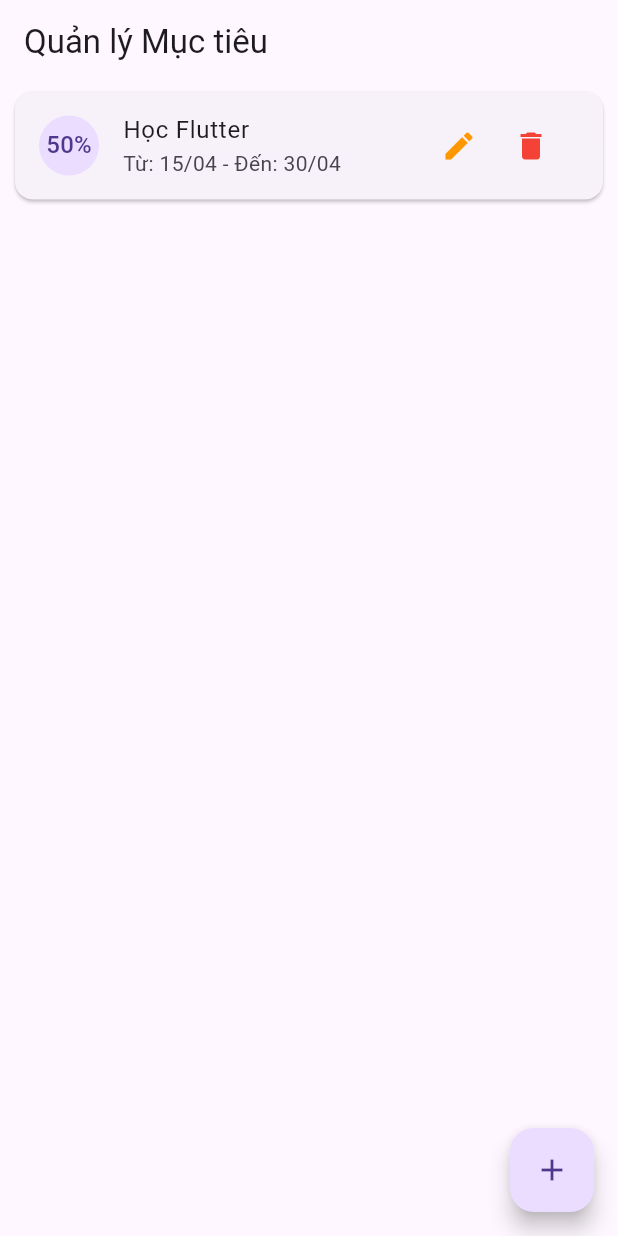
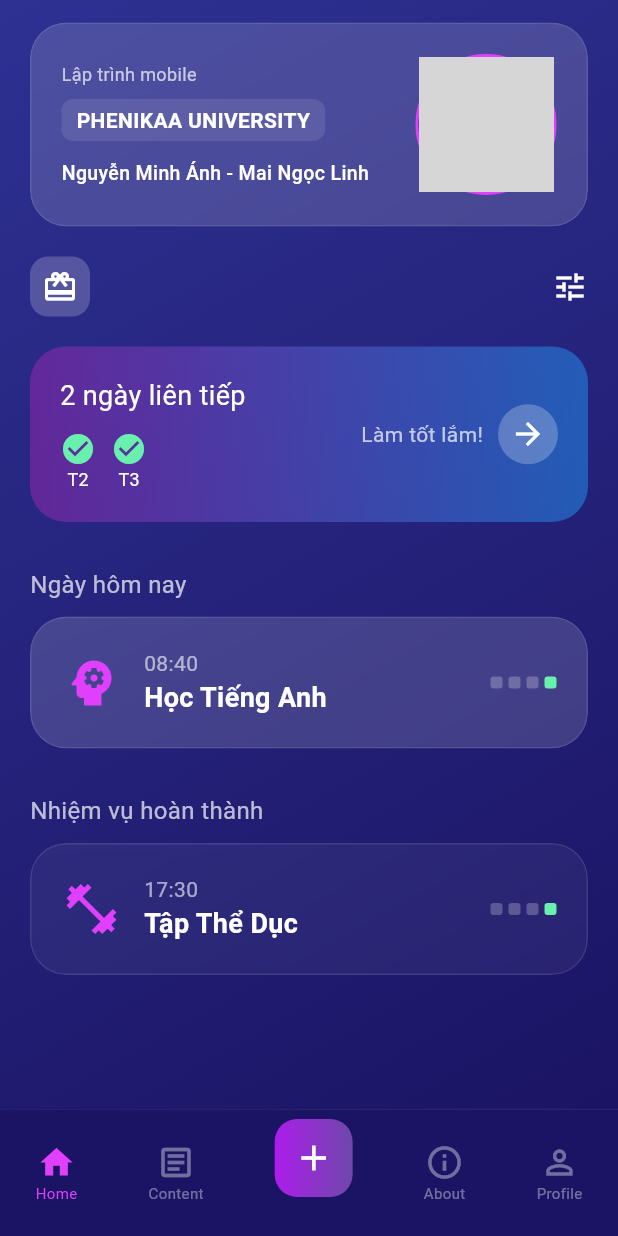
Before and after one commit to NmA3108/GoalFlow_Anh_Linh_N03_1_2026, a Flutter app: the screen it shows after launch, on a phone screen of 412 x 824 dp. Run offline on Flutter 3.47's test engine with Material 3 defaults, Android fonts, the phone set to English and light mode, and no system bars; network calls fail; grey boxes are pictures that could not be loaded.

Commit message:
thuc_hanh_buoi_4

```diff
--- /dev/null
+++ b/myproject/lib/HomePage.dart
@@ -0,0 +1,356 @@
+import 'dart:ui';
+import 'package:flutter/material.dart';
+
+class HomePage extends StatelessWidget {
+  const HomePage({super.key});
+
+  @override
+  Widget build(BuildContext context) {
+    return Scaffold(
+      body: Stack(
+        children: [
+          // 1. Nền Gradient
+          Container(
+            decoration: const BoxDecoration(
+              gradient: LinearGradient(
+                begin: Alignment.topLeft,
+                end: Alignment.bottomRight,
+                colors: [Color(0xFF2E3192), Color(0xFF1B1464)],
+              ),
+            ),
+          ),
+
+          // 2. Nội dung chính
+          SafeArea(
+            child: Padding(
+              padding: const EdgeInsets.symmetric(horizontal: 20),
+              child: Column(
+                children: [
+                  const SizedBox(height: 15),
+                  // --- HEADER MỚI: Chứa ảnh, Tên trường và Tên SV ---
+                  _buildHeader(),
+
+                  // --- BODY: Phần nội dung cuộn ---
+                  Expanded(
+                    child: SingleChildScrollView(
+                      physics: const BouncingScrollPhysics(),
+                      child: Column(
+                        crossAxisAlignment: CrossAxisAlignment.start,
+                        children: [
+                          const SizedBox(height: 20),
+                          _buildTopBar(),
+                          const SizedBox(height: 20),
+                          _buildStreakCard(),
+                          const SizedBox(height: 30),
+                          const Text(
+                            "Ngày hôm nay",
+                            style: TextStyle(
+                              color: Colors.white70,
+                              fontSize: 16,
+                            ),
+                          ),
+                          const SizedBox(height: 10),
+                          _buildTaskCard(
+                            "Học Tiếng Anh",
+                            "08:40",
+                            Icons.psychology,
+                          ),
+                          const SizedBox(height: 30),
+                          const Text(
+                            "Nhiệm vụ hoàn thành",
+                            style: TextStyle(
+                              color: Colors.white70,
+                              fontSize: 16,
+                            ),
+                          ),
+                          const SizedBox(height: 10),
+                          _buildTaskCard(
+                            "Tập Thể Dục",
+                            "17:30",
+                            Icons.fitness_center,
+                            isCompleted: true,
+                          ),
+                          const SizedBox(height: 30),
+                        ],
+                      ),
+                    ),
+                  ),
+                  // Đã xóa _buildFooter() ở đây theo yêu cầu
+                ],
+              ),
+            ),
+          ),
+        ],
+      ),
+      bottomNavigationBar: _buildBottomNav(),
+    );
+  }
+
+  // --- HEADER CẬP NHẬT THEO ẢNH MỚI ---
+  Widget _buildHeader() {
+    return ClipRRect(
+      borderRadius: BorderRadius.circular(24),
+      child: BackdropFilter(
+        filter: ImageFilter.blur(sigmaX: 10, sigmaY: 10),
+        child: Container(
+          padding: const EdgeInsets.all(20),
+          decoration: BoxDecoration(
+            color: Colors.white.withOpacity(0.15),
+            borderRadius: BorderRadius.circular(24),
+            border: Border.all(color: Colors.white.withOpacity(0.1)),
+          ),
+          child: Row(
+            children: [
+              // Thông tin bên trái
+              Expanded(
+                child: Column(
+                  crossAxisAlignment: CrossAxisAlignment.start,
+                  children: [
+                    const Text(
+                      "Lập trình mobile",
+                      style: TextStyle(color: Colors.white70, fontSize: 12),
+                    ),
+                    const SizedBox(height: 8),
+                    Container(
+                      padding: const EdgeInsets.symmetric(
+                        horizontal: 10,
+                        vertical: 4,
+                      ),
+                      decoration: BoxDecoration(
+                        color: Colors.white.withOpacity(0.1),
+                        borderRadius: BorderRadius.circular(8),
+                      ),
+                      child: const Text(
+                        "PHENIKAA UNIVERSITY",
+                        style: TextStyle(
+                          color: Colors.white,
+                          fontWeight: FontWeight.bold,
+                          fontSize: 14,
+                        ),
+                      ),
+                    ),
+                    const SizedBox(height: 12),
+                    const Text(
+                      "Nguyễn Minh Ánh - Mai Ngọc Linh",
+                      style: TextStyle(
+                        color: Colors.white,
+                        fontSize: 13,
+                        fontWeight: FontWeight.w500,
+                      ),
+                    ),
+                  ],
+                ),
+              ),
+              // Ảnh bên phải (Bo tròn)
+              Container(
+                decoration: BoxDecoration(
+                  shape: BoxShape.circle,
+                  border: Border.all(color: Colors.purpleAccent, width: 2),
+                ),
+                child: const CircleAvatar(
+                  radius: 45,
+                  backgroundImage: NetworkImage(
+                    'https://scontent.fhan5-6.fna.fbcdn.net/v/t1.15752-9/679695211_1168293898703758_1880242053628299374_n.jpg?_nc_cat=105&ccb=1-7&_nc_sid=9f807c&_nc_eui2=AeG4ZMXl0r6VpdMxfzhrmF6TMp5sJFacrGwynmwkVpysbB_qCTYJud3O9tgetc2DmkDrgHVYv2phiHaCPnbBjSFJ&_nc_ohc=2IEsB5QBgIwQ7kNvwHdgt4x&_nc_oc=AdqxRRzgmLDjdCW1qTxDRSo5eEcYFpoQHE5q7hdaBywg9LcpYY-4w2KhUI7Ro40Uk-8&_nc_zt=23&_nc_ht=scontent.fhan5-6.fna&_nc_ss=7b2a8&oh=03_Q7cD5AHwhIY701F94T8dAi_oUzvRm9YUVXr7ym0nCRWKTb0QoA&oe=6A18D583',
+                  ),
+                ),
+              ),
+            ],
+          ),
+        ),
+      ),
+    );
+  }
+
+  // --- GIỮ LẠI CÁC WIDGET GIAO DIỆN CŨ ---
+  Widget _buildTopBar() {
+    return Row(
+      mainAxisAlignment: MainAxisAlignment.spaceBetween,
+      children: [
+        Container(
+          padding: const EdgeInsets.all(8),
+          decoration: BoxDecoration(
+            color: Colors.white.withOpacity(0.2),
+            borderRadius: BorderRadius.circular(12),
+          ),
+          child: const Icon(Icons.card_giftcard, color: Colors.white),
+        ),
+        const Icon(Icons.tune, color: Colors.white),
+      ],
+    );
+  }
+
+  Widget _buildStreakCard() {
+    return Container(
+      padding: const EdgeInsets.all(20),
+      decoration: BoxDecoration(
+        borderRadius: BorderRadius.circular(24),
+        gradient: LinearGradient(
+          colors: [
+            Colors.purple.withOpacity(0.5),
+            Colors.blue.withOpacity(0.5),
+          ],
+        ),
+      ),
+      child: Row(
+        children: [
+          Expanded(
+            child: Column(
+              crossAxisAlignment: CrossAxisAlignment.start,
+              children: [
+                const Text(
+                  "2 ngày liên tiếp",
+                  style: TextStyle(color: Colors.white, fontSize: 18),
+                ),
+                const SizedBox(height: 10),
+                Row(
+                  children: [
+                    _buildStreakDot("T2", true),
+                    const SizedBox(width: 10),
+                    _buildStreakDot("T3", true),
+                  ],
+                ),
+              ],
+            ),
+          ),
+          const Text("Làm tốt lắm!", style: TextStyle(color: Colors.white70)),
+          const SizedBox(width: 10),
+          const CircleAvatar(
+            backgroundColor: Colors.white24,
+            child: Icon(Icons.arrow_forward, color: Colors.white),
+          ),
+        ],
+      ),
+    );
+  }
+
+  Widget _buildStreakDot(String day, bool active) {
+    return Column(
+      children: [
+        Icon(
+          Icons.check_circle,
+          color: active ? Colors.greenAccent : Colors.white24,
+        ),
+        Text(day, style: const TextStyle(color: Colors.white, fontSize: 12)),
+      ],
+    );
+  }
+
+  Widget _buildTaskCard(
+    String title,
+    String time,
+    IconData icon, {
+    bool isCompleted = false,
+  }) {
+    return ClipRRect(
+      borderRadius: BorderRadius.circular(24),
+      child: BackdropFilter(
+        filter: ImageFilter.blur(sigmaX: 10, sigmaY: 10),
+        child: Container(
+          padding: const EdgeInsets.all(20),
+          decoration: BoxDecoration(
+            color: Colors.white.withOpacity(isCompleted ? 0.05 : 0.15),
+            borderRadius: BorderRadius.circular(24),
+            border: Border.all(color: Colors.white.withOpacity(0.1)),
+          ),
+          child: Row(
+            children: [
+              Icon(icon, color: Colors.purpleAccent, size: 40),
+              const SizedBox(width: 15),
+              Column(
+                crossAxisAlignment: CrossAxisAlignment.start,
+                children: [
+                  Text(time, style: const TextStyle(color: Colors.white60)),
+                  Text(
+                    title,
+                    style: const TextStyle(
+                      color: Colors.white,
+                      fontSize: 18,
+                      fontWeight: FontWeight.bold,
+                    ),
+                  ),
+                ],
+              ),
+              const Spacer(),
+              Row(
+                children: List.generate(
+                  4,
+                  (index) => _buildSmallDot(index == 3),
+                ),
+              ),
+            ],
+          ),
+        ),
+      ),
+    );
+  }
+
+  Widget _buildSmallDot(bool last) {
+    return Container(
+      margin: const EdgeInsets.only(left: 4),
+      width: 8,
+      height: 8,
+      decoration: BoxDecoration(
+        color: last ? Colors.greenAccent : Colors.white24,
+        borderRadius: BorderRadius.circular(2),
+      ),
+    );
+  }
+
+  Widget _buildBottomNav() {
+    return Container(
+      height: 85,
+      decoration: BoxDecoration(
+        color: const Color(0xFF1B1464),
+        border: Border(top: BorderSide(color: Colors.white.withOpacity(0.05))),
+      ),
+      child: Row(
+        mainAxisAlignment: MainAxisAlignment.spaceAround,
+        children: [
+          _buildNavItem(Icons.home, isSelected: true, label: "Home"),
+          _buildNavItem(Icons.article_outlined, label: "Content"),
+          _buildAddButton(),
+          _buildNavItem(Icons.info_outline, label: "About"),
+          _buildNavItem(Icons.person_outline, label: "Profile"),
+        ],
+      ),
+    );
+  }
+
+  Widget _buildAddButton() {
+    return Container(
+      transform: Matrix4.translationValues(0, -10, 0),
+      padding: const EdgeInsets.all(12),
+      decoration: BoxDecoration(
+        gradient: const LinearGradient(
+          colors: [Color(0xFFAD1DEB), Color(0xFF6E48AA)],
+        ),
+        borderRadius: BorderRadius.circular(15),
+      ),
+      child: const Icon(Icons.add, color: Colors.white, size: 28),
+    );
+  }
+
+  Widget _buildNavItem(
+    IconData icon, {
+    bool isSelected = false,
+    required String label,
+  }) {
+    return Column(
+      mainAxisSize: MainAxisSize.min,
+      children: [
+        Icon(
+          icon,
+          color: isSelected ? Colors.purpleAccent : Colors.white38,
+          size: 26,
+        ),
+        Text(
+          label,
+          style: TextStyle(
+            color: isSelected ? Colors.purpleAccent : Colors.white38,
+            fontSize: 10,
+          ),
+        ),
+      ],
+    );
+  }
+}
--- a/myproject/lib/main.dart
+++ b/myproject/lib/main.dart
@@ -1,7 +1,9 @@
 import 'package:flutter/material.dart';
-import 'goal.dart';
+import 'HomePage.dart';
 
-void main() => runApp(const MyApp());
+void main() {
+  runApp(const MyApp());
+}
 
 class MyApp extends StatelessWidget {
   const MyApp({super.key});
@@ -9,143 +11,16 @@ class MyApp extends StatelessWidget {
   @override
   Widget build(BuildContext context) {
     return MaterialApp(
+      title: 'Habit Tracker UI',
       debugShowCheckedModeBanner: false,
-      theme: ThemeData(primarySwatch: Colors.blue, useMaterial3: true),
-      home: const GoalListScreen(),
+      theme: ThemeData(
+        // Thiết lập giao diện tối để phù hợp với phong cách Glassmorphism
+        brightness: Brightness.dark,
+        useMaterial3: true,
+        scaffoldBackgroundColor: const Color(0xFF1B1464), // Màu nền gốc tối
+      ),
+      // Gọi HomePage từ file đã import
+      home: HomePage(),
     );
   }
 }
-
-class GoalListScreen extends StatefulWidget {
-  const GoalListScreen({super.key});
-
-  @override
-  State<GoalListScreen> createState() => _GoalListScreenState();
-}
-
-class _GoalListScreenState extends State<GoalListScreen> {
-  // Câu 4: Biến danh sách của Tenclass
-  List<Goal> listGoals = [
-    Goal(
-      idGoal: 1,
-      tenGoal: 'Học Flutter',
-      ngayBatDau: '15/04',
-      ngayKetThuc: '30/04',
-      tienDo: 0.5,
-    ),
-  ];
-
-  // Hàm Create & Edit
-  void _upsertGoal({Goal? existingGoal}) {
-    final nameController = TextEditingController(
-      text: existingGoal?.tenGoal ?? '',
-    );
-    final progressController = TextEditingController(
-      text: existingGoal?.tienDo.toString() ?? '0.0',
-    );
-
-    showDialog(
-      context: context,
-      builder: (context) => AlertDialog(
-        title: Text(existingGoal == null ? 'Thêm mục tiêu' : 'Sửa mục tiêu'),
-        content: Column(
-          mainAxisSize: MainAxisSize.min,
-          children: [
-            TextField(
-              controller: nameController,
-              decoration: const InputDecoration(labelText: 'Tên mục tiêu'),
-            ),
-            TextField(
-              controller: progressController,
-              decoration: const InputDecoration(
-                labelText: 'Tiến độ (0.0 - 1.0)',
-              ),
-              keyboardType: TextInputType.number,
-            ),
-          ],
-        ),
-        actions: [
-          TextButton(
-            onPressed: () => Navigator.pop(context),
-            child: const Text('Hủy'),
-          ),
-          ElevatedButton(
-            onPressed: () {
-              setState(() {
-                if (existingGoal == null) {
-                  // CREATE
-                  listGoals.add(
-                    Goal(
-                      idGoal: DateTime.now().millisecondsSinceEpoch,
-                      tenGoal: nameController.text,
-                      ngayBatDau: '22/04',
-                      ngayKetThuc: '30/12',
-                      tienDo: double.tryParse(progressController.text) ?? 0.0,
-                    ),
-                  );
-                } else {
-                  // EDIT
-                  existingGoal.tenGoal = nameController.text;
-                  existingGoal.tienDo =
-                      double.tryParse(progressController.text) ?? 0.0;
-                }
-              });
-              Navigator.pop(context);
-            },
-            child: const Text('Lưu'),
-          ),
-        ],
-      ),
-    );
-  }
-
-  @override
-  Widget build(BuildContext context) {
-    return Scaffold(
-      appBar: AppBar(title: const Text('Quản lý Mục tiêu ')),
-      // READ: Hiển thị danh sách
-      body: listGoals.isEmpty
-          ? const Center(child: Text('Chưa có mục tiêu nào'))
-          : ListView.builder(
-              itemCount: listGoals.length,
-              itemBuilder: (context, index) {
-                final item = listGoals[index];
-                return Card(
-                  margin: const EdgeInsets.symmetric(
-                    horizontal: 10,
-                    vertical: 5,
-                  ),
-                  child: ListTile(
-                    leading: CircleAvatar(
-                      child: Text('${(item.tienDo * 100).toInt()}%'),
-                    ),
-                    title: Text(item.tenGoal),
-                    subtitle: Text(
-                      'Từ: ${item.ngayBatDau} - Đến: ${item.ngayKetThuc}',
-                    ),
-                    trailing: Row(
-                      mainAxisSize: MainAxisSize.min,
-                      children: [
-                        IconButton(
-                          icon: const Icon(Icons.edit, color: Colors.orange),
-                          onPressed: () => _upsertGoal(existingGoal: item),
-                        ),
-                        IconButton(
-                          icon: const Icon(Icons.delete, color: Colors.red),
-                          onPressed: () {
-                            setState(() => listGoals.removeAt(index)); // DELETE
-                          },
-                        ),
-                      ],
-                    ),
-                  ),
-                );
-              },
-            ),
-      floatingActionButton: FloatingActionButton(
-        onPressed: () => _upsertGoal(),
-        child: const Icon(Icons.add),
-      ),
-    );
-  }
-}
```
